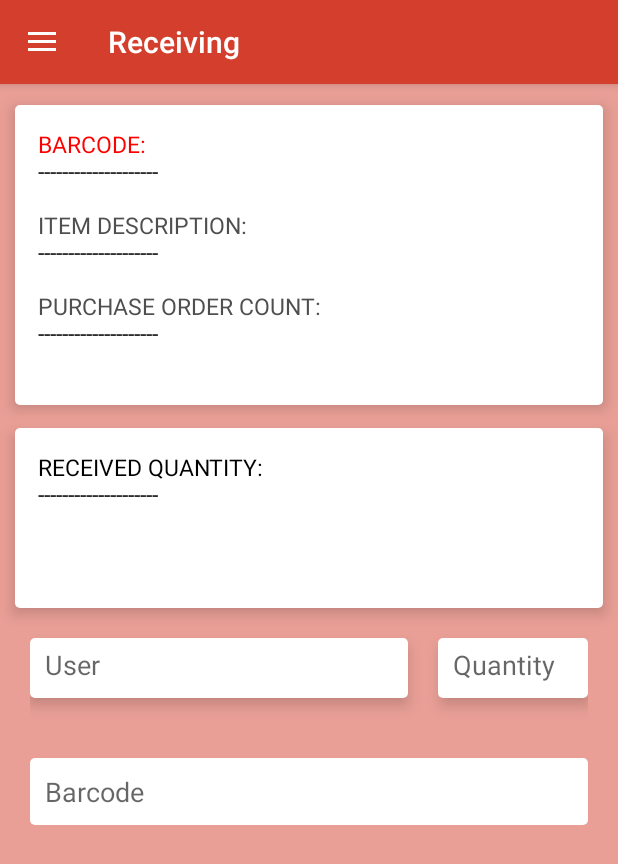
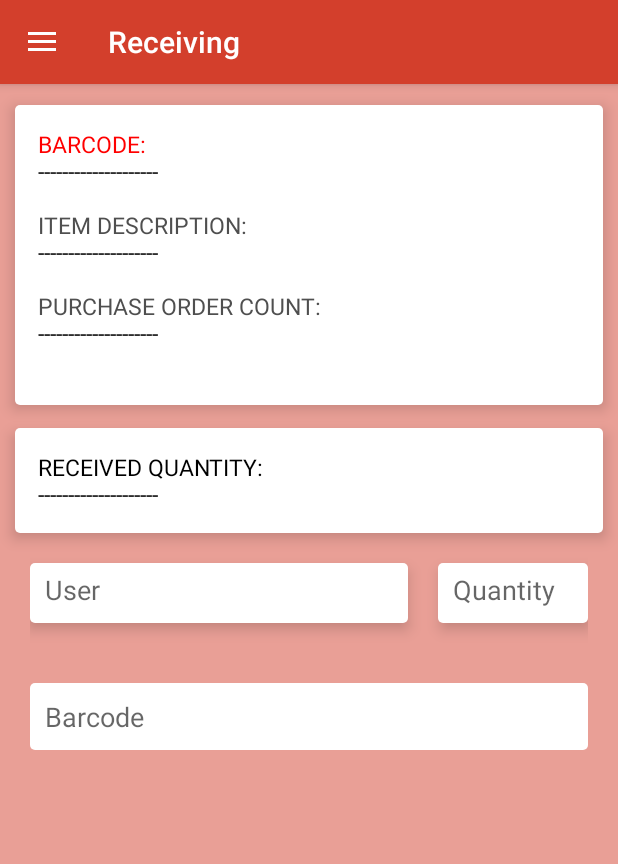
Before and after one commit to francisfrancium/TestScanner, an Android app: the screen it shows after launch (MainActivity), after a tap on "Receiving", on a phone screen of 412 x 824 dp. Shown: the top 864 px of the screen. Run offline under Robolectric (Android 15) with nearby library versions, the phone set to English and light mode, and no system bars; 1 other tap on this screen came first.

Commit message:
Changed User, Added Quantity option to physical count and receiving, adjusted some strings

```diff
--- a/app/src/main/java/com/example/testscanner/CheckFragment.java
+++ b/app/src/main/java/com/example/testscanner/CheckFragment.java
@@ -30,8 +30,8 @@ public class CheckFragment extends Fragment {
     private String ID = "<font color = '#4f4f4f'> ID NUMBER:</font>" ;
     private String barcode = "<font color = 'red'> BARCODE:</font>" ;
     private String item = "<font color = '#4f4f4f'> ITEM DESCRIPTION:</font>" ;
-    private  String rcv = "<font color = '#4f4f4f'> PURCHASE ORDER:</font>" ;
-    private String rls = "<font color = '#4f4f4f'> RECEIVED COUNT:</font>" ;
+    private  String rcv = "<font color = '#4f4f4f'> SYSTEM QUANTITY:</font>" ;
+    private String rls = "<font color = '#4f4f4f'> SCANNED COUNT:</font>" ;
 
     public CheckFragment() {
 
--- a/app/src/main/java/com/example/testscanner/DatabaseHelper.java
+++ b/app/src/main/java/com/example/testscanner/DatabaseHelper.java
@@ -95,12 +95,13 @@ public class DatabaseHelper extends SQLiteOpenHelper {
     }
 
 
-    public boolean updateReceivedData(String Barcode, Integer Received ){
+    public boolean updateReceivedData(String Barcode, Integer Received, String User ){
 
         SQLiteDatabase db = this.getWritableDatabase();
         ContentValues contentValues = new ContentValues();
         contentValues.put(COL_2, Barcode);
         contentValues.put(COL_5, Received);
+        contentValues.put(COL_7, User);
 
 
         db.update(TABLE_NAME, contentValues, COL_2 + " = ? ",new String[] {Barcode} );
--- a/app/src/main/java/com/example/testscanner/InventoryFragment.java
+++ b/app/src/main/java/com/example/testscanner/InventoryFragment.java
@@ -165,7 +165,7 @@ public class InventoryFragment extends Fragment {
         Cursor cursor = db.viewData();
 
         if (!(cursor.getCount() ==0)) {
-            listItem.add("ID\tItem\t\t\t\t\t\t\tP.O.\t\tReceived");
+            listItem.add("ID\tItem\t\t\tSystem Qty.\t\tScanned");
             cursor.moveToNext();
 
             while (cursor.moveToNext()){
--- a/app/src/main/java/com/example/testscanner/ReceiveFragment.java
+++ b/app/src/main/java/com/example/testscanner/ReceiveFragment.java
@@ -24,6 +24,8 @@ import java.util.Objects;
 public class ReceiveFragment extends Fragment {
 
     private EditText editText ;
+    private EditText editTextRUs ;
+    private EditText editTextRQty ;
     private DatabaseHelper db;
     private TextView textViewBC;
     private TextView textViewPO;
@@ -48,6 +50,8 @@ public class ReceiveFragment extends Fragment {
         textViewBC = inflate.findViewById(R.id.view_recieve);
         textViewPO = inflate.findViewById(R.id.view_POtable);
         editText = inflate.findViewById(R.id.input_receiving);
+        editTextRUs = inflate.findViewById(R.id.input_rec_user);
+        editTextRQty = inflate.findViewById(R.id.input_rec_qty);
         db = new DatabaseHelper(this.getContext());
 
         Objects.requireNonNull(getActivity()).setTitle("Receiving");
@@ -64,6 +68,8 @@ public class ReceiveFragment extends Fragment {
                         || event.getAction() == KeyEvent.ACTION_DOWN && event.getKeyCode() == KeyEvent.KEYCODE_ENTER) {
 
                     inputed = editText.getText().toString();
+                    inputedUser = editTextRUs.getText().toString();
+                    inputedQty = Integer.parseInt(editTextRQty.getText().toString());
 
                     UpdateReceivedData();
 
@@ -99,13 +105,13 @@ public class ReceiveFragment extends Fragment {
                 textViewBC.append("\n"  + cursor.getString(2)  +"\n\n");
                 textViewBC.append(Html.fromHtml(rcv));
                 textViewBC.append("\n" + (cursor.getInt(3)) + "\n");
-                currentcount[cursor.getInt(0)]++;
+                currentcount[cursor.getInt(0)] = currentcount[cursor.getInt(0)]+ inputedQty ;
                 @SuppressLint("SimpleDateFormat") SimpleDateFormat sdf = new SimpleDateFormat("yyyy-MM-dd hh:mm:ss");
                 String date = sdf.format(new Date());
 
                 db.logInsert(inputed, "Received", date);
                 textViewPO.setText("RECEIVED QUANTITY:\n\t"   + currentcount[cursor.getInt(0)] + "\n");
-                db.updateReceivedData(inputed, currentcount[cursor.getInt(0)]);
+                db.updateReceivedData(inputed, currentcount[cursor.getInt(0)], inputedUser);
 
             }
         }
--- a/app/src/main/java/com/example/testscanner/SettingsFragment.java
+++ b/app/src/main/java/com/example/testscanner/SettingsFragment.java
@@ -268,7 +268,7 @@ public class SettingsFragment extends Fragment {
 
                             db.insertData(Barcode,Description,Received,Released,0, "User", PONum);
 
-                            new toastview().toast("New Purchase Order File Uploaded!", getActivity()).show();
+                            new toastview().toast("New File Uploaded!", getActivity()).show();
 //                        }
 //                        else {
 //                            new toastview().toast("Upload Failed.", getActivity()).show();
--- a/app/src/main/res/layout/fragment_receive.xml
+++ b/app/src/main/res/layout/fragment_receive.xml
@@ -25,7 +25,7 @@
         android:id="@+id/view_POtable"
         android:layout_width="match_parent"
         android:layout_marginHorizontal="10dp"
-        android:layout_height="120dp"
+        android:layout_height="70dp"
         android:layout_below="@id/view_recieve"
         android:layout_centerHorizontal="true"
         android:layout_marginTop="15dp"
```
